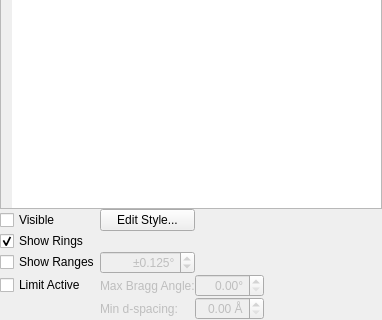
This is hexrd/ui/resources/ui/materials_panel.ui in HEXRD/hexrdgui as Qt 5 draws it before an edit; both pictures show x 0 to 382 and y 254 to 574 of the 382 by 574 pixel window. The edited form follows.
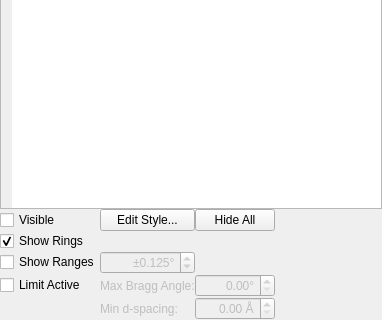
This is the edited form.

Commit message:
Add button to hide all materials
The "Hide All" button in the materials panel clears the visible
materials list, and makes all materials not visible.

Diff of the .ui file:
```diff
--- a/hexrd/ui/resources/ui/materials_panel.ui
+++ b/hexrd/ui/resources/ui/materials_panel.ui
@@ -342,6 +342,13 @@
        </property>
       </spacer>
      </item>
+     <item row="0" column="5">
+      <widget class="QPushButton" name="hide_all">
+       <property name="text">
+        <string>Hide All</string>
+       </property>
+      </widget>
+     </item>
     </layout>
    </item>
   </layout>
```
Left out of the diff: 1 changed line with no effect on the pictures. The commit also changes 1 other file.
